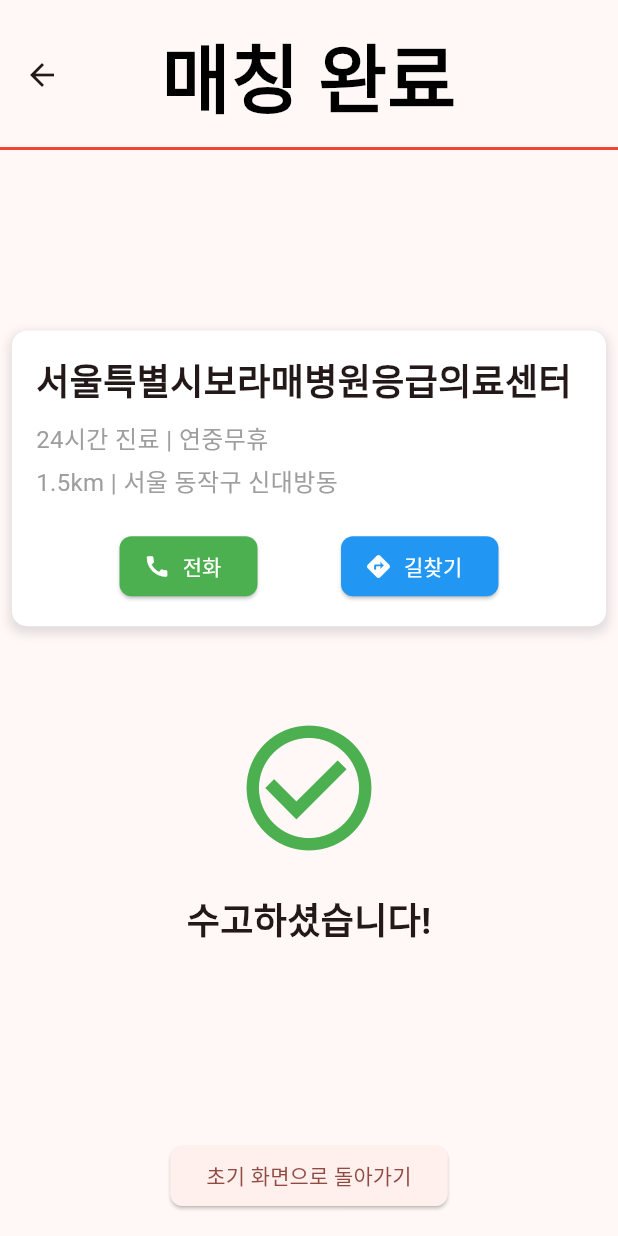
After one commit to kyusieun/ER, a Flutter app: the MatchingComplete screen opened directly, on a phone screen of 412 x 824 dp. The commit adds this screen. Run offline on Flutter 3.47's test engine with Material 2 defaults, Android fonts, the phone set to English and light mode, and no system bars; our stand-ins replace geolocator, google_maps_flutter.

Commit message:
수동매칭 페이지 및 매칭 완료 페이지 구현

```diff
--- a/lib/auto_matching.dart
+++ b/lib/auto_matching.dart
@@ -1,4 +1,6 @@
 import 'package:flutter/material.dart';
+import 'package:google_maps_flutter/google_maps_flutter.dart';
+import 'matching_complete.dart';
 
 class AutoMatching extends StatefulWidget {
   const AutoMatching({super.key});
@@ -8,9 +10,38 @@ class AutoMatching extends StatefulWidget {
 }
 
 class _AutoMatchingState extends State<AutoMatching> {
+  late GoogleMapController mapController;
+  final LatLng _center = const LatLng(37.541, 126.986);
+  void _onMapCreated(GoogleMapController controller) {
+    mapController = controller;
+  }
+
   var switchValue = true;
   @override
   Widget build(BuildContext context) {
+    var googleMap = GoogleMap(
+      myLocationEnabled: true,
+      myLocationButtonEnabled: true,
+      onMapCreated: _onMapCreated,
+      initialCameraPosition: CameraPosition(
+        target: _center,
+        zoom: 11.0,
+      ),
+    );
+    var column = Column(
+      children: [
+        ManualBox(
+          hospitalName: '서울특별시보라매병원응급의료센터',
+          workingHours: '24시간 진료 | 연중무휴',
+          distance: '1.5km | 서울 동작구 신대방동',
+        ),
+        ManualBox(
+          hospitalName: '중앙대학교병원 응급의료센터',
+          workingHours: '24시간 진료 | 연중무휴',
+          distance: '1.9km | 서울 동작구 흑석동',
+        ),
+      ],
+    );
     return Scaffold(
       appBar: AppBar(
         actions: [
@@ -18,17 +49,14 @@ class _AutoMatchingState extends State<AutoMatching> {
               value: switchValue,
               onChanged: (value) {
                 setState(() {
-                    print(value);
                   switchValue = value;
                 });
               }),
         ],
         toolbarHeight: 100,
-          title: Text('자동 매칭 중',
-              style: TextStyle(
-                fontSize: 35,
-                fontWeight: FontWeight.bold,
-              )),
+        title: Text(
+          switchValue ? '자동 매칭 중' : '수동 매칭 중',
+        ),
         centerTitle: true,
         bottom: PreferredSize(
           preferredSize: Size.fromHeight(4.0),
@@ -41,15 +69,111 @@ class _AutoMatchingState extends State<AutoMatching> {
           ),
         ),
       ),
-        body: Placeholder(),
+      body: switchValue ? googleMap : column,
       bottomNavigationBar: SizedBox(
         height: 80,
         child: Align(
             alignment: Alignment.center,
-            child: Text(
-              '최대 10분 거리 내 병원으로 매칭 중입니다.',
+            child: switchValue
+                ? Text('최대 10분 거리 내 병원으로 매칭 중입니다.',
+                    style: TextStyle(fontSize: 18, fontWeight: FontWeight.w600))
+                : ElevatedButton(
+                    onPressed: () {
+                      Navigator.push(
+                        context,
+                        MaterialPageRoute(
+                            builder: (context) => MatchingComplete()),
+                      );
+                    },
+                    style: ElevatedButton.styleFrom(
+                        shape: RoundedRectangleBorder(
+                            borderRadius: BorderRadius.circular(8))),
+                    child: Text('초기 화면으로 돌아가기'))),
+      ),
+    );
+  }
+}
+
+class ManualBox extends StatelessWidget {
+  final String hospitalName;
+  final String workingHours;
+  final String distance;
+
+  const ManualBox({
+    required this.hospitalName,
+    required this.workingHours,
+    required this.distance,
+    Key? key,
+  }) : super(key: key);
+
+  @override
+  Widget build(BuildContext context) {
+    return Padding(
+      padding: const EdgeInsets.all(8.0),
+      child: Container(
+        padding: EdgeInsets.all(16.0),
+        decoration: BoxDecoration(
+          color: Colors.white,
+          borderRadius: BorderRadius.circular(10),
+          boxShadow: [
+            BoxShadow(
+              color: Colors.grey.withOpacity(0.3),
+              spreadRadius: 2,
+              blurRadius: 5,
+              offset: Offset(0, 3),
+            ),
+          ],
+        ),
+        child: Column(
+          crossAxisAlignment: CrossAxisAlignment.start,
+          children: [
+            Text(
+              hospitalName,
+              style: TextStyle(fontSize: 24, fontWeight: FontWeight.bold),
+            ),
+            SizedBox(height: 10),
+            Text(
+              workingHours,
+              style: TextStyle(fontSize: 16, color: Colors.grey),
+            ),
+            SizedBox(height: 5),
+            Text(
+              distance,
+              style: TextStyle(fontSize: 16, color: Colors.grey),
+            ),
+            SizedBox(height: 20),
+            Row(
+              mainAxisAlignment: MainAxisAlignment.spaceEvenly,
+              children: [
+                ElevatedButton.icon(
+                  onPressed: () {},
+                  icon: Icon(Icons.call),
+                  label: Text('전화'),
+                  style: ElevatedButton.styleFrom(
+                    backgroundColor: Colors.green,
+                    foregroundColor: Colors.white,
+                    shape: RoundedRectangleBorder(
+                      borderRadius: BorderRadius.circular(8),
                     ),
                   ),
-        ));
+                ),
+                ElevatedButton.icon(
+                  onPressed: () {},
+                  icon: Icon(Icons.directions),
+                  label: Text('길찾기'),
+                  style: ElevatedButton.styleFrom(
+                    backgroundColor: Colors.blue,
+                    foregroundColor: Colors.white,
+                    shape: RoundedRectangleBorder(
+                      borderRadius: BorderRadius.circular(8),
+                    ),
+                  ),
+                ),
+              ],
+            )
+          ],
+        ),
+      ),
+    );
   }
 }
--- a/lib/location_select.dart
+++ b/lib/location_select.dart
@@ -2,11 +2,12 @@ import 'package:flutter/material.dart';
 import 'package:google_maps_flutter/google_maps_flutter.dart';
 import 'package:geolocator/geolocator.dart';
 
+// 보라매 중앙대 병원
 class LocationSelect extends StatefulWidget {
   const LocationSelect({Key? key}) : super(key: key);
 
   @override
-  _LocationSelectState createState() => _LocationSelectState();
+  State<LocationSelect> createState() => _LocationSelectState();
 }
 
 class _LocationSelectState extends State<LocationSelect> {
@@ -40,7 +41,7 @@ class _LocationSelectState extends State<LocationSelect> {
         ),
       ),
       bottomNavigationBar: ElevatedButton(
-        child: Text('test'),
+        child: Text('위치 좌표 저장하기'),
         onPressed: () {
           _getPosition().then((position) {
             print(
--- a/lib/main.dart
+++ b/lib/main.dart
@@ -14,7 +14,7 @@ class GlobalData extends ChangeNotifier {
   String patientAge = '';
   String patientSex = '';
   String etc = '';
-  String place = '기본 주소';
+  String place = '서울시 동작구';
   String majorInjuryName = '';
   void updateString(String kind, String value) {
     switch (kind) {
@@ -245,7 +245,7 @@ class My119Buttons extends StatefulWidget {
     super.key,
   });
   @override
-  _My119ButtonsState createState() => _My119ButtonsState();
+  State<My119Buttons> createState() => _My119ButtonsState();
 }
 
 class _My119ButtonsState extends State<My119Buttons> {
--- /dev/null
+++ b/lib/matching_complete.dart
@@ -0,0 +1,57 @@
+import 'package:ercall/main.dart';
+import 'package:flutter/material.dart';
+import 'auto_matching.dart';
+
+class MatchingComplete extends StatelessWidget {
+  const MatchingComplete({Key? key});
+
+  @override
+  Widget build(BuildContext context) {
+    return Scaffold(
+        appBar: AppBar(
+          title: Text('매칭 완료'),
+        ),
+        body: Center(
+          child: Column(
+            mainAxisAlignment: MainAxisAlignment.center,
+            children: [
+              ManualBox(
+                hospitalName: '서울특별시보라매병원응급의료센터',
+                workingHours: '24시간 진료 | 연중무휴',
+                distance: '1.5km | 서울 동작구 신대방동',
+              ),
+              SizedBox(
+                height: 50,
+              ),
+              Icon(
+                Icons.check_circle_outline,
+                size: 100,
+                color: Colors.green,
+              ),
+              SizedBox(height: 20),
+              Text(
+                '수고하셨습니다!',
+                style: TextStyle(fontSize: 24, fontWeight: FontWeight.bold),
+              ),
+            ],
+          ),
+        ),
+        bottomNavigationBar: SizedBox(
+          height: 80,
+          child: Align(
+            alignment: Alignment.center,
+            child: ElevatedButton(
+                onPressed: () {
+                  Navigator.push(
+                    context,
+                    MaterialPageRoute(builder: (context) => FirstPage()),
+                  );
+                },
+                style: ElevatedButton.styleFrom(
+                    shape: RoundedRectangleBorder(
+                        borderRadius: BorderRadius.circular(8))),
+                child: Text('초기 화면으로 돌아가기')),
+          ),
+        ));
+  }
+}
```
Also changed, not shown: lib/second_page.dart (+21 -7 lines). Lines whose indentation alone changed are shown as unchanged.
